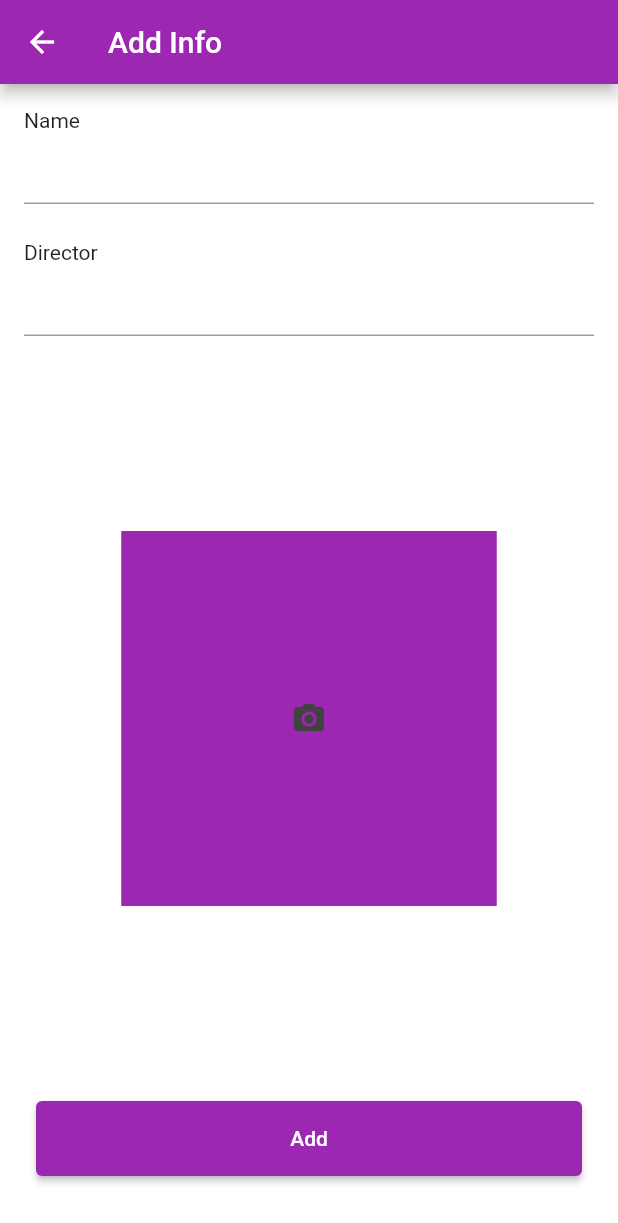
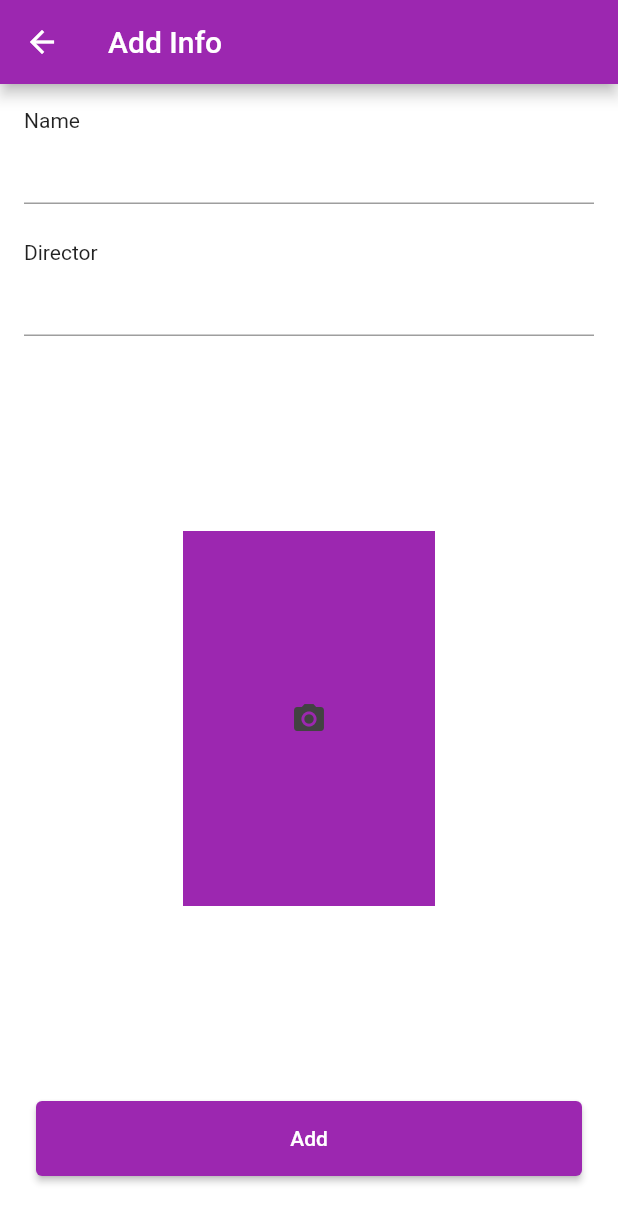
Before and after one commit to xvepkj/movie-lister, a Flutter app: the AddScreen screen opened directly, on a phone screen of 412 x 824 dp. Shown: the top 1223 px of the screen. Run offline on Flutter 3.47's test engine with Material 2 defaults, Android fonts, the light colour scheme and no system bars; our stand-ins replace hive, hive_flutter, image_picker; accounts and stored records are empty.

Commit message:
Movie Poster Size image picker

```diff
--- a/lib/utils/add_movie_form.dart
+++ b/lib/utils/add_movie_form.dart
@@ -76,21 +76,21 @@ class _AddMovieFormState extends State<AddMovieForm> {
                 });
               },
               child: Container(
-                width: 250,
+                width: 168,
                 height: 250,
                 decoration: BoxDecoration(
                     color: Theme.of(context).primaryColor),
                 child: _image != null
                     ? Image.file(
                   _image,
-                  width: 250.0,
+                  width: 168.0,
                   height: 250.0,
                   fit: BoxFit.fitHeight,
                 )
                     : Container(
                   decoration: BoxDecoration(
                       color: Theme.of(context).primaryColor),
-                  width: 250,
+                  width: 168,
                   height: 250,
                   child: Icon(
                     Icons.camera_alt,
```
Also changed, not shown: lib/screens/info_screen.dart (+5 -3 lines), lib/utils/update_movie_form.dart (+4 -4 lines).
